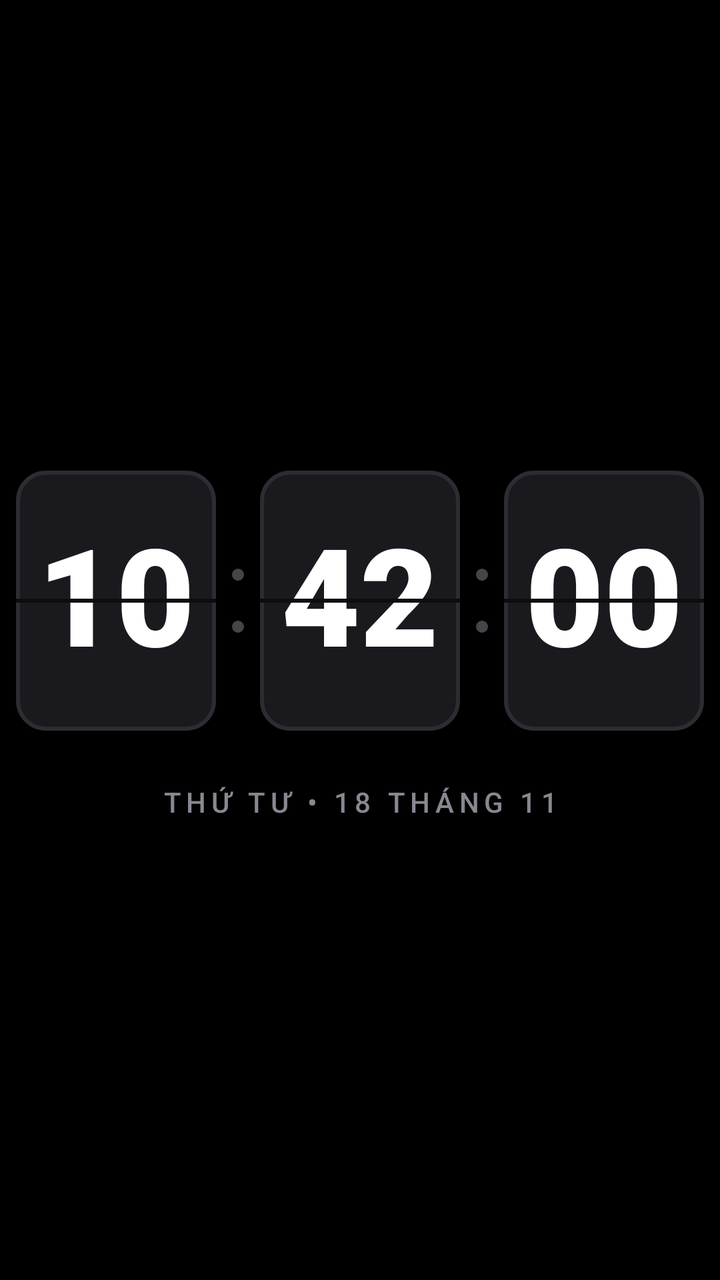
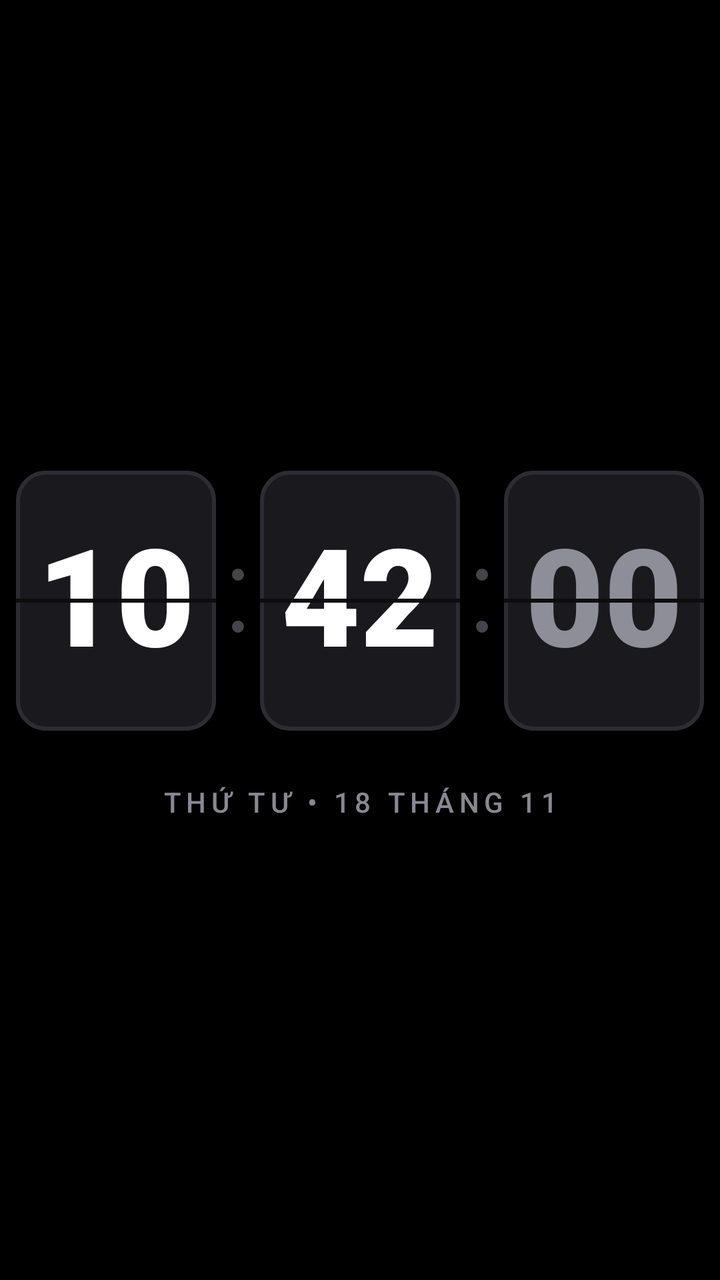

The first picture is an Android layout as it rendered before a commit; the second is the same layout after the commit. The layout source and the unified diff follow.
<!-- AndroidManifest.xml: application theme Theme.DroidX -->
<!-- res/layout/activity_main.xml -->
<?xml version="1.0" encoding="utf-8"?>
<FrameLayout xmlns:android="http://schemas.android.com/apk/res/android"
    android:id="@+id/rootContainer"
    android:layout_width="match_parent"
    android:layout_height="match_parent"
    android:background="@color/bg_black">

    
    <ViewFlipper
        android:id="@+id/viewFlipper"
        android:layout_width="match_parent"
        android:layout_height="match_parent">

        
        <RelativeLayout
            android:id="@+id/pageClock"
            android:layout_width="match_parent"
            android:layout_height="match_parent"
            android:background="@color/bg_black">

            
            <LinearLayout
                android:layout_width="wrap_content"
                android:layout_height="wrap_content"
                android:layout_centerInParent="true"
                android:orientation="vertical"
                android:gravity="center">

                
                <LinearLayout
                    android:layout_width="wrap_content"
                    android:layout_height="wrap_content"
                    android:orientation="horizontal"
                    android:gravity="center"
                    android:padding="6dp">

                    
                    <FrameLayout
                        android:id="@+id/flHourCard"
                        android:layout_width="100dp"
                        android:layout_height="130dp"
                        android:background="@drawable/bg_flip_card">

                        <TextView
                            android:id="@+id/tvFlipHours"
                            android:layout_width="match_parent"
                            android:layout_height="match_parent"
                            android:gravity="center"
                            android:text="10"
                            android:textColor="#FFFFFF"
                            android:textSize="68sp"
                            android:fontFamily="sans-serif-black"
                            android:includeFontPadding="false" />

                        
                        <View
                            android:layout_width="match_parent"
                            android:layout_height="2dp"
                            android:layout_gravity="center"
                            android:background="#0D0D10" />
                    </FrameLayout>

                    
                    <LinearLayout
                        android:layout_width="wrap_content"
                        android:layout_height="wrap_content"
                        android:orientation="vertical"
                        android:gravity="center"
                        android:layout_marginStart="8dp"
                        android:layout_marginEnd="8dp">

                        <View
                            android:layout_width="6dp"
                            android:layout_height="6dp"
                            android:background="@drawable/dot_colon"
                            android:layout_marginBottom="20dp" />

                        <View
                            android:layout_width="6dp"
                            android:layout_height="6dp"
                            android:background="@drawable/dot_colon" />
                    </LinearLayout>

                    
                    <FrameLayout
                        android:id="@+id/flMinuteCard"
                        android:layout_width="100dp"
                        android:layout_height="130dp"
                        android:background="@drawable/bg_flip_card">

                        <TextView
                            android:id="@+id/tvFlipMinutes"
                            android:layout_width="match_parent"
                            android:layout_height="match_parent"
                            android:gravity="center"
                            android:text="42"
                            android:textColor="#FFFFFF"
                            android:textSize="68sp"
                            android:fontFamily="sans-serif-black"
                            android:includeFontPadding="false" />

                        
                        <View
                            android:layout_width="match_parent"
                            android:layout_height="2dp"
                            android:layout_gravity="center"
                            android:background="#0D0D10" />
                    </FrameLayout>

                    
                    <LinearLayout
                        android:layout_width="wrap_content"
                        android:layout_height="wrap_content"
                        android:orientation="vertical"
                        android:gravity="center"
                        android:layout_marginStart="8dp"
                        android:layout_marginEnd="8dp">

                        <View
                            android:layout_width="6dp"
                            android:layout_height="6dp"
                            android:background="@drawable/dot_colon"
                            android:layout_marginBottom="20dp" />

                        <View
                            android:layout_width="6dp"
                            android:layout_height="6dp"
                            android:background="@drawable/dot_colon" />
                    </LinearLayout>

                    
                    <FrameLayout
                        android:id="@+id/flSecondCard"
                        android:layout_width="100dp"
                        android:layout_height="130dp"
                        android:background="@drawable/bg_flip_card">

                        <TextView
                            android:id="@+id/tvFlipSeconds"
                            android:layout_width="match_parent"
                            android:layout_height="match_parent"
                            android:gravity="center"
                            android:text="00"
                            android:textColor="#FFFFFF"
                            android:textSize="68sp"
                            android:fontFamily="sans-serif-black"
                            android:includeFontPadding="false" />

                        
                        <View
                            android:layout_width="match_parent"
                            android:layout_height="2dp"
                            android:layout_gravity="center"
                            android:background="#0D0D10" />
                    </FrameLayout>

                </LinearLayout>

                
                <TextView
                    android:id="@+id/tvDate"
                    android:layout_width="wrap_content"
                    android:layout_height="wrap_content"
                    android:layout_marginTop="20dp"
                    android:text="THỨ TƯ • 18 THÁNG 11"
                    android:textColor="#888892"
                    android:textSize="14sp"
                    android:letterSpacing="0.18"
                    android:fontFamily="sans-serif-medium"
                    android:gravity="center" />

            </LinearLayout>

        </RelativeLayout>

        
        <RelativeLayout
            android:id="@+id/pageEnglish"
            android:layout_width="match_parent"
            android:layout_height="match_parent"
            android:background="@color/bg_black">

            <ProgressBar
                android:id="@+id/pbWebLoading"
                style="?android:attr/progressBarStyleHorizontal"
                android:layout_width="match_parent"
                android:layout_height="2dp"
                android:layout_alignParentTop="true"
                android:progressDrawable="@android:drawable/progress_horizontal"
                android:indeterminateOnly="true" />

            <WebView
                android:id="@+id/wvEnglish"
                android:layout_width="match_parent"
                android:layout_height="match_parent"
                android:layout_below="@id/pbWebLoading" />

            
            <Button
                android:id="@+id/btnReloadWeb"
                android:layout_width="36dp"
                android:layout_height="36dp"
                android:layout_alignParentTop="true"
                android:layout_alignParentEnd="true"
                android:layout_marginTop="12dp"
                android:layout_marginEnd="12dp"
                android:backgroundTint="#60000000"
                android:text="↻"
                android:textColor="#888888"
                android:textSize="13sp" />
        </RelativeLayout>

        
        <LinearLayout
            android:id="@+id/pageApps"
            android:layout_width="match_parent"
            android:layout_height="match_parent"
            android:orientation="vertical"
            android:paddingStart="24dp"
            android:paddingEnd="24dp"
            android:paddingTop="36dp">

            
            <LinearLayout
                android:layout_width="match_parent"
                android:layout_height="wrap_content"
                android:orientation="horizontal"
                android:gravity="center_vertical"
                android:layout_marginBottom="16dp">

                <EditText
                    android:id="@+id/etSearch"
                    android:layout_width="0dp"
                    android:layout_height="44dp"
                    android:layout_weight="1"
                    android:background="@color/card_bg"
                    android:hint="Tìm ứng dụng..."
                    android:textColorHint="@color/text_gray"
                    android:textColor="@color/text_white"
                    android:paddingStart="14dp"
                    android:paddingEnd="14dp"
                    android:textSize="14sp"
                    android:singleLine="true" />

                <Button
                    android:id="@+id/btnSettings"
                    android:layout_width="44dp"
                    android:layout_height="44dp"
                    android:layout_marginStart="10dp"
                    android:backgroundTint="@color/card_bg"
                    android:text="⚙️"
                    android:textColor="@color/text_white"
                    android:textSize="16sp" />
            </LinearLayout>

            
            <GridView
                android:id="@+id/gvApps"
                android:layout_width="match_parent"
                android:layout_height="match_parent"
                android:numColumns="4"
                android:verticalSpacing="16dp"
                android:horizontalSpacing="8dp"
                android:gravity="center" />
        </LinearLayout>

    </ViewFlipper>

</FrameLayout>
<!-- resources referenced by this layout -->
<resources>
  <color name="bg_black">#000000</color>
  <color name="card_bg">#1A1A1A</color>
  <color name="text_gray">#888888</color>
  <color name="text_white">#FFFFFF</color>
  <!-- drawable bg_flip_card (drawable) -->
  <?xml version="1.0" encoding="utf-8"?>
  <shape xmlns:android="http://schemas.android.com/apk/res/android"
      android:shape="rectangle">
      <solid android:color="#1A1A1E" />
      <stroke
          android:width="2dp"
          android:color="#2C2C32" />
      <corners android:radius="14dp" />
  </shape>
  <!-- drawable dot_colon (drawable) -->
  <?xml version="1.0" encoding="utf-8"?>
  <shape xmlns:android="http://schemas.android.com/apk/res/android"
      android:shape="oval">
      <solid android:color="#44444A" />
  </shape>
  <style name="Theme.DroidX" parent="android:Theme.Material.NoActionBar">
          <item name="android:windowBackground">@color/bg_black</item>
          <item name="android:statusBarColor">#00000000</item>
          <item name="android:navigationBarColor">#00000000</item>
      </style>
</resources>

<!-- the commit's change to res/layout/activity_main.xml (unified diff, before → after) -->
@@ -141,7 +141,7 @@
                             android:layout_height="match_parent"
                             android:gravity="center"
                             android:text="00"
-                            android:textColor="#FFFFFF"
+                            android:textColor="#8E8E98"
                             android:textSize="68sp"
                             android:fontFamily="sans-serif-black"
                             android:includeFontPadding="false" />
